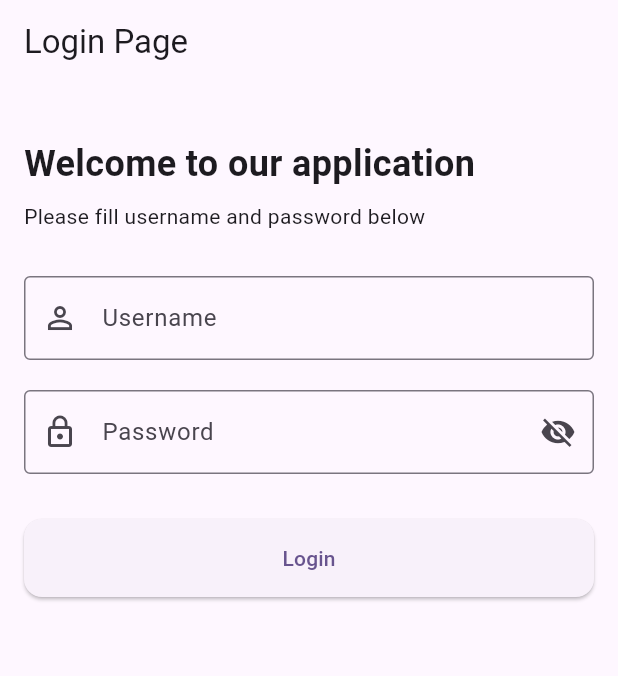
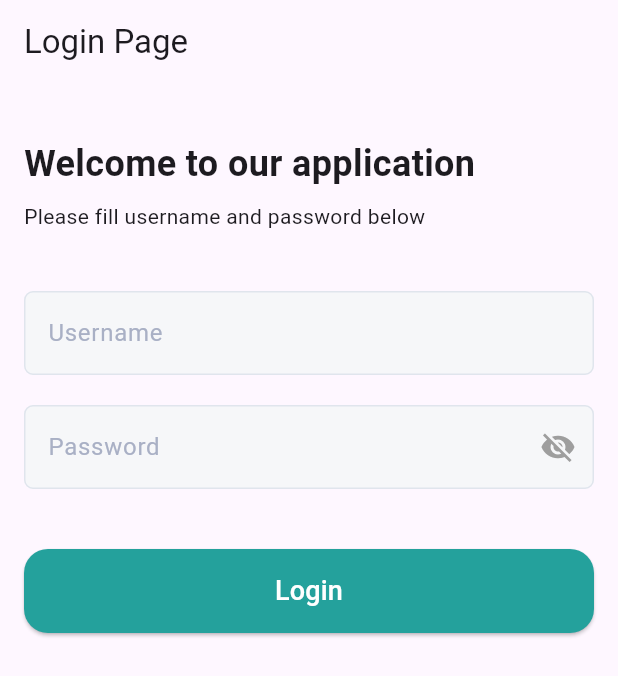
Before and after one commit to fahmilavender/ulangan_flutter, a Flutter app: the screen it shows after launch, on a phone screen of 412 x 824 dp. Shown: the top 676 px of the screen. Run offline on Flutter 3.47's test engine with Material 3 defaults, Android fonts, the phone set to English and light mode, and no system bars; our stand-ins replace get; Roboto replaces fonts that are missing (SF Pro Display).

Commit message:
DesainLoginPage

```diff
--- a/lib/components/customButton.dart
+++ b/lib/components/customButton.dart
@@ -29,8 +29,8 @@ class CustomButton extends StatelessWidget {
         child: Text(
           mytext,
           textAlign: TextAlign.center,
-          style: TextStyle(
-            color: mytextcolor,
+          style: const TextStyle(
+            color: Colors.white,
             fontSize: 18,
             fontFamily: 'SF Pro Display',
             fontWeight: FontWeight.w500,
--- a/lib/components/customTextfield.dart
+++ b/lib/components/customTextfield.dart
@@ -1,37 +1,28 @@
 import 'package:flutter/material.dart';
 
-class CustomTextField extends StatefulWidget {
+class CustomTextField extends StatelessWidget {
   const CustomTextField({
     super.key,
     required this.label,
     required this.controller,
     this.isPassword = false,
+    this.showToggle = false,
+    this.onToggle,
   });
 
   final String label;
   final TextEditingController controller;
   final bool isPassword;
-
-  @override
-  State<CustomTextField> createState() => _CustomTextFieldState();
-}
-
-class _CustomTextFieldState extends State<CustomTextField> {
-  late bool _obscureText;
-
-  @override
-  void initState() {
-    super.initState();
-    _obscureText = widget.isPassword;
-  }
+  final bool showToggle;
+  final VoidCallback? onToggle;
 
   @override
   Widget build(BuildContext context) {
     return Padding(
       padding: const EdgeInsets.symmetric(vertical: 10),
       child: TextField(
-        controller: widget.controller,
-        obscureText: _obscureText,
+        controller: controller,
+        obscureText: isPassword,
         style: const TextStyle(
           color: Colors.black,
           fontSize: 16,
@@ -39,7 +30,7 @@ class _CustomTextFieldState extends State<CustomTextField> {
           fontWeight: FontWeight.w400,
         ),
         decoration: InputDecoration(
-          labelText: widget.label,
+          labelText: label,
           labelStyle: const TextStyle(
             color: Color(0xFFA9B0C5),
             fontSize: 16,
@@ -69,17 +60,13 @@ class _CustomTextFieldState extends State<CustomTextField> {
               width: 1.5,
             ),
           ),
-          suffixIcon: widget.isPassword
+          suffixIcon: showToggle
               ? IconButton(
                   icon: Icon(
-                    _obscureText ? Icons.visibility_off : Icons.visibility,
+                    isPassword ? Icons.visibility_off : Icons.visibility,
                     color: Colors.grey,
                   ),
-                  onPressed: () {
-                    setState(() {
-                      _obscureText = !_obscureText;
-                    });
-                  },
+                  onPressed: onToggle,
                 )
               : null,
         ),
--- a/lib/controllers/auth_controllers.dart
+++ b/lib/controllers/auth_controllers.dart
@@ -2,20 +2,16 @@ import 'package:flutter/material.dart';
 import 'package:get/get.dart';
 
 class AuthController extends GetxController {
-  // TextEditingController untuk username & password
   final usernameController = TextEditingController();
   final passwordController = TextEditingController();
 
-  // Reactive state
   var isLoading = false.obs;
   var isPasswordHidden = true.obs;
 
-  // Toggle visibility password
   void togglePasswordVisibility() {
     isPasswordHidden.toggle();
   }
 
-  // Login logic
   Future<bool> login() async {
     final username = usernameController.text.trim();
     final password = passwordController.text.trim();
@@ -27,7 +23,7 @@ class AuthController extends GetxController {
 
     try {
       isLoading.value = true;
-      await Future.delayed(const Duration(seconds: 2)); // Simulasi API
+      await Future.delayed(const Duration(seconds: 2));
 
       if (username == 'admin' && password == 'admin123') {
         Get.snackbar('Sukses', 'Login berhasil!');
--- a/lib/pages/login_page.dart
+++ b/lib/pages/login_page.dart
@@ -1,5 +1,7 @@
 import 'package:flutter/material.dart';
 import 'package:get/get.dart';
+import 'package:ulangan_flutter/components/customButton.dart';
+import 'package:ulangan_flutter/components/customTextField.dart';
 import 'package:ulangan_flutter/controllers/auth_controllers.dart';
 
 class LoginPage extends StatefulWidget {
@@ -16,7 +18,8 @@ class _LoginPageState extends State<LoginPage> {
   Widget build(BuildContext context) {
     return Scaffold(
       appBar: AppBar(title: const Text("Login Page")),
-      body: Padding(
+      body: SafeArea(
+        child: SingleChildScrollView(
           padding: const EdgeInsets.all(16.0),
           child: Column(
             crossAxisAlignment: CrossAxisAlignment.start,
@@ -30,65 +33,45 @@ class _LoginPageState extends State<LoginPage> {
               const Text("Please fill username and password below"),
               const SizedBox(height: 30),
 
-            // Username
-            TextField(
+              CustomTextField(
+                label: "Username",
                 controller: authController.usernameController,
-              decoration: const InputDecoration(
-                labelText: "Username",
-                border: OutlineInputBorder(),
-                prefixIcon: Icon(Icons.person_outline),
+                isPassword: false,
               ),
-            ),
-            const SizedBox(height: 20),
 
-            // Password
-            Obx(() => TextField(
+              Obx(() => CustomTextField(
+                    label: "Password",
                     controller: authController.passwordController,
-                  obscureText: authController.isPasswordHidden.value,
-                  decoration: InputDecoration(
-                    labelText: "Password",
-                    border: const OutlineInputBorder(),
-                    prefixIcon: const Icon(Icons.lock_outline),
-                    suffixIcon: IconButton(
-                      icon: Icon(authController.isPasswordHidden.value
-                          ? Icons.visibility_off
-                          : Icons.visibility),
-                      onPressed: authController.togglePasswordVisibility,
-                    ),
-                  ),
+                    isPassword: authController.isPasswordHidden.value,
+                    showToggle: true,
+                    onToggle: authController.togglePasswordVisibility,
                   )),
               const SizedBox(height: 30),
 
-            // Login Button
               Obx(() => SizedBox(
                     width: double.infinity,
-                  child: ElevatedButton(
-                    onPressed: authController.isLoading.value
-                        ? null
-                        : () async {
+                    child: authController.isLoading.value
+                        ? const Center(
+                            child: SizedBox(
+                              width: 24,
+                              height: 24,
+                              child: CircularProgressIndicator(
+                                color: Color(0xFF24A19C),
+                                strokeWidth: 3,
+                              ),
+                            ),
+                          )
+                        : CustomButton(
+                            mytext: "Login",
+                            onPressed: () async {
                               await authController.login();
                             },
-                    style: ElevatedButton.styleFrom(
-                      padding: const EdgeInsets.symmetric(vertical: 16),
-                      shape: RoundedRectangleBorder(
-                        borderRadius: BorderRadius.circular(12),
-                      ),
-                    ),
-                    child: authController.isLoading.value
-                        ? const SizedBox(
-                            width: 20,
-                            height: 20,
-                            child: CircularProgressIndicator(
-                              color: Colors.white,
-                              strokeWidth: 3,
-                            ),
-                          )
-                        : const Text("Login"),
                           ),
                   )),
             ],
           ),
         ),
+      ),
     );
   }
 }
```
Lines whose indentation alone changed are shown as unchanged.
